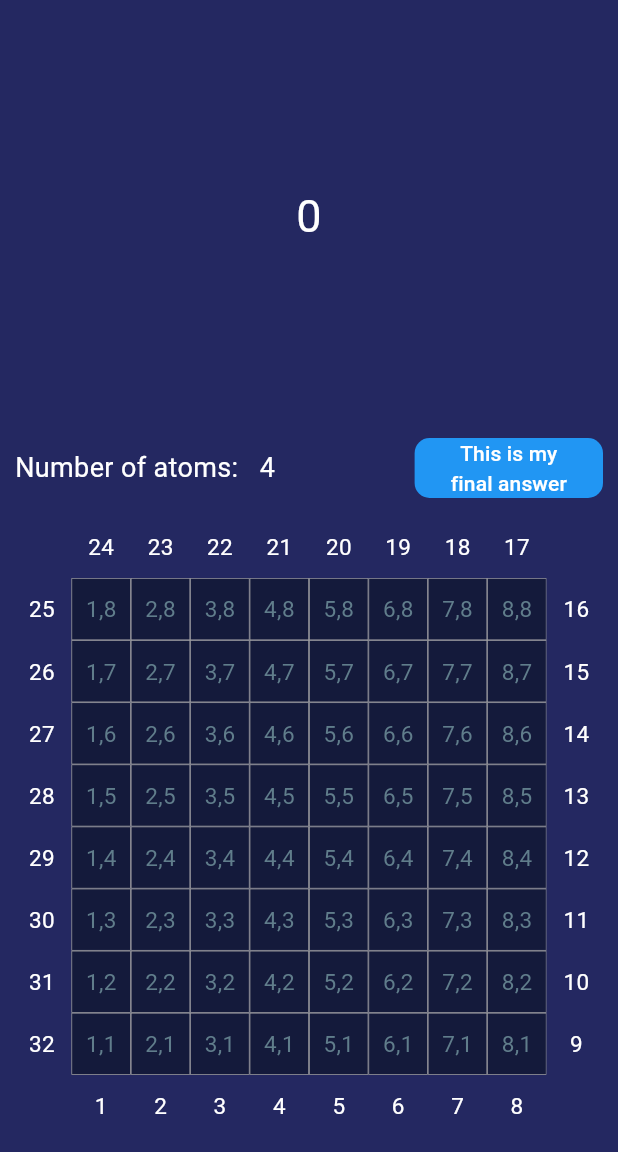
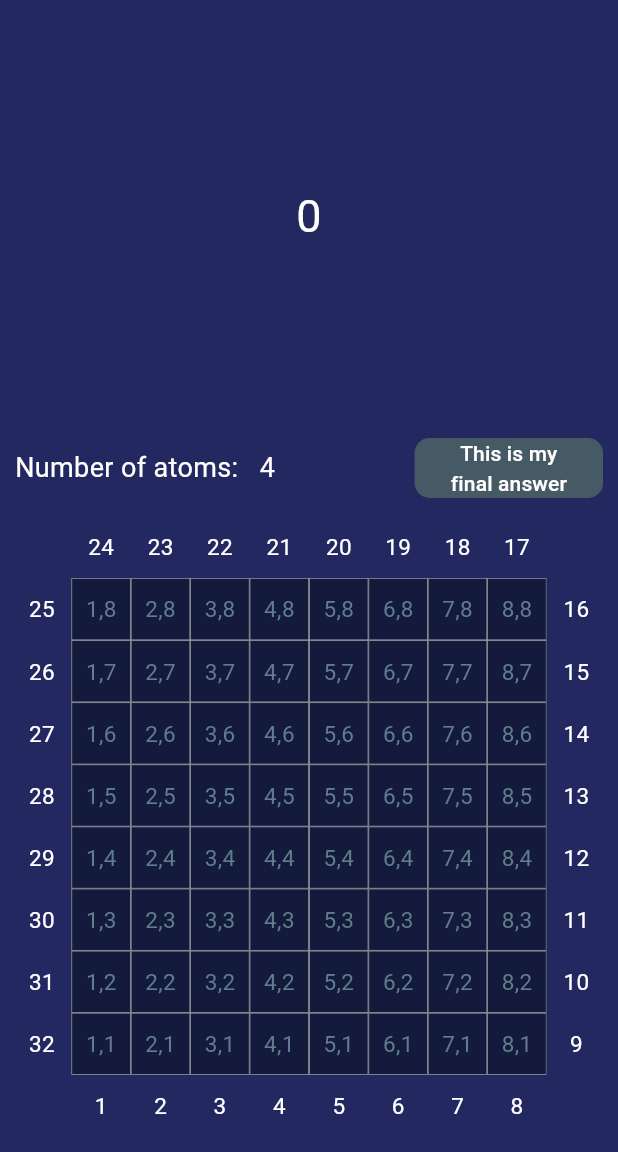
Before and after one commit to kari538/blackbox, a Flutter app: the screen it shows after launch, after a tap on "Play", on a phone screen of 412 x 824 dp, the part 84-1236 px from its top. Run offline on Flutter 3.47's test engine with Material 3 defaults, Android fonts, the phone set to English and light mode, and no system bars; drawn by our look-alikes of modal_progress_hud_nsn; our stand-ins replace cloud_firestore, firebase_auth, firebase_core, firebase_messaging, flutter_linkify, flutter_local_notifications and 2 more; missing offline and left inert: google_api_availability, navigation_history_observer; accounts and stored records are empty; generated files the repository leaves out were written again; network calls fail.

Commit message:
c25 back on Mac, bug fixing 1.0.4 -> 1.0.5

```diff
--- a/lib/theme.dart
+++ b/lib/theme.dart
@@ -2,20 +2,20 @@ import 'package:blackbox/constants.dart';
 import 'package:flutter/material.dart';
 
 ThemeData blackboxTheme = ThemeData.dark().copyWith(
-  appBarTheme: AppBarTheme(color: Colors.black),
+  appBarTheme: const AppBarTheme(color: Colors.black),
   scaffoldBackgroundColor: kScaffoldBackgroundColor,
-  buttonTheme: ButtonThemeData(textTheme: ButtonTextTheme.primary),
+  buttonTheme: const ButtonThemeData(textTheme: ButtonTextTheme.primary),
 
-  textTheme: TextTheme(
+  textTheme: const TextTheme(
     bodyText2: TextStyle(
       fontSize: 18,
     ),
     button: TextStyle(color: Colors.pink),
   ),
 
-  popupMenuTheme: PopupMenuThemeData().copyWith(
+  popupMenuTheme: const PopupMenuThemeData().copyWith(
     elevation: 5,
     color: kHubDividerColor,
-      shape: RoundedRectangleBorder(side: BorderSide.none, borderRadius: BorderRadius.all(Radius.circular(10)))
+      shape: const RoundedRectangleBorder(side: BorderSide.none, borderRadius: BorderRadius.all(Radius.circular(10)))
   ),
 );
--- a/lib/todo.dart
+++ b/lib/todo.dart
@@ -22,6 +22,7 @@
 //TODO: Save offline games to disk
 //TODO: (Do I REALLY need both a Results and a SentResults screen....??)
 //TODO: Other solutions should have the same shuffle for edgeTileChildren as thisGame.
+//TODO: **** Upload games WITH RESULTS (and moves review) to game up from ResultsScreen() **** (Starting time and finish time could be upoad time... which also needs to be created)
 //TODO:
 //TODO:
 
--- a/lib/units/small_functions.dart
+++ b/lib/units/small_functions.dart
@@ -1,4 +1,5 @@
-import 'package:pretty_json/pretty_json.dart';
+import 'dart:convert';
+// import 'package:pretty_json/pretty_json.dart';
 import 'package:blackbox/online_screens/game_hub_screen.dart';
 import 'package:blackbox/global.dart';
 import 'package:navigation_history_observer/navigation_history_observer.dart';
@@ -201,7 +202,7 @@ void printLargeStrings(String text) {
 
 void myPrettyPrint(var object) {
   try {
-    printLargeStrings(prettyJson(object));
+    printLargeStrings(myPrettyJson(object));
   } catch (e) {
     printLargeStrings('Not possible to prettyPrint. Printing as String:'
         '\n$object');
@@ -209,3 +210,25 @@ void myPrettyPrint(var object) {
     //     '\n$object');
   }
 }
+
+
+///
+/// prettyJson
+/// Return a formatted, human readable, string.
+///
+/// Takes a json object and optional indent size,
+/// returns a formatted String
+///
+/// @Map<String,dynamic> json
+/// @int indent
+///
+/// I just copy-pasted this from the discontinued 'package:pretty_json/pretty_json.dart'
+String myPrettyJson(dynamic json, {int indent = 2}) {
+  var spaces = ' ' * indent;
+  var encoder = JsonEncoder.withIndent(spaces);
+  return encoder.convert(json);
+}
+
+void printPrettyJson(dynamic json, {int indent = 2}) {
+  print(myPrettyJson(json, indent: indent));
+}
--- a/lib/units/small_widgets.dart
+++ b/lib/units/small_widgets.dart
@@ -59,11 +59,28 @@ class MyRaisedButton extends StatelessWidget {
         onPressed: onPressed != null ? (){onPressed!();} : null,
         child: child,
         // child: Text('$text'),
+        // From ChatGPT:
         style: ButtonStyle(
-          backgroundColor: MaterialStatePropertyAll<Color>(color),
-          foregroundColor: MaterialStatePropertyAll<Color>(textColor),
+          foregroundColor: MaterialStatePropertyAll<Color>(Colors.white),
+          // foregroundColor: MaterialStatePropertyAll<Color>(textColor),
           shape: MaterialStatePropertyAll<OutlinedBorder>(shape),
+          backgroundColor: MaterialStateProperty.resolveWith<Color>(
+                (Set<MaterialState> states) {
+              if (states.contains(MaterialState.disabled)) {
+                // Return the color you want for inactive state
+                return Colors.blueGrey.shade700; // Change to your desired inactive color
+                // return Colors.grey; // Change to your desired inactive color
+              }
+              // Return the default color for enabled state
+              return Colors.blue; // Change to your desired active color
+            },
+          ),
         ),
+        // style: ButtonStyle(
+        //   backgroundColor: MaterialStatePropertyAll<Color>(color),
+        //   foregroundColor: MaterialStatePropertyAll<Color>(textColor),
+        //   shape: MaterialStatePropertyAll<OutlinedBorder>(shape),
+        // ),
       );
     // }
     // return ElevatedButton(onPressed: onPressed(), child: child);
--- a/pubspec.yaml
+++ b/pubspec.yaml
@@ -3,7 +3,7 @@
 # in the same sub folder
 name: blackbox
 publish_to: 'none' # Remove this line if you wish to publish to pub.dev
-version: 1.0.4
+version: 1.0.5
 
 environment:
   #  sdk: '>=2.12.0 <3.0.0'
@@ -25,7 +25,7 @@ dependencies:
   navigation_history_observer: ^1.1.0
   flutter_linkify: ^6.0.0
   url_launcher: ^6.1.2
-  pretty_json: ^2.0.0
+#  pretty_json: ^2.0.0
 
   firebase_core: ^2.25.3
   firebase_auth: ^4.17.3
```
Also changed, not shown: pubspec.lock, 3 other files.
